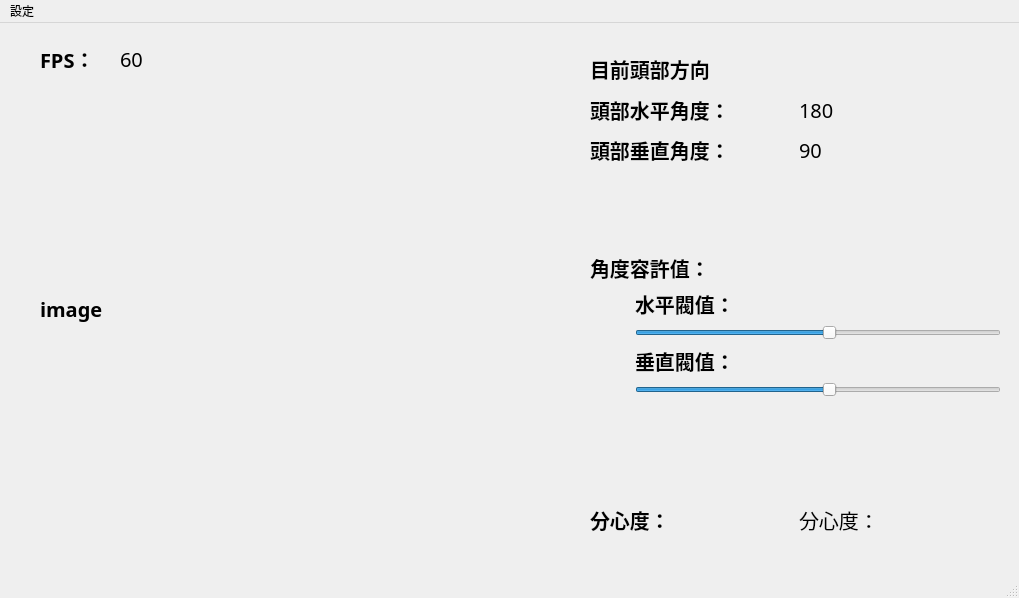
Above: ui/mainView.ui from Bill2015/Attention-Detect-OpenCV before the change. Below: the same form after it.
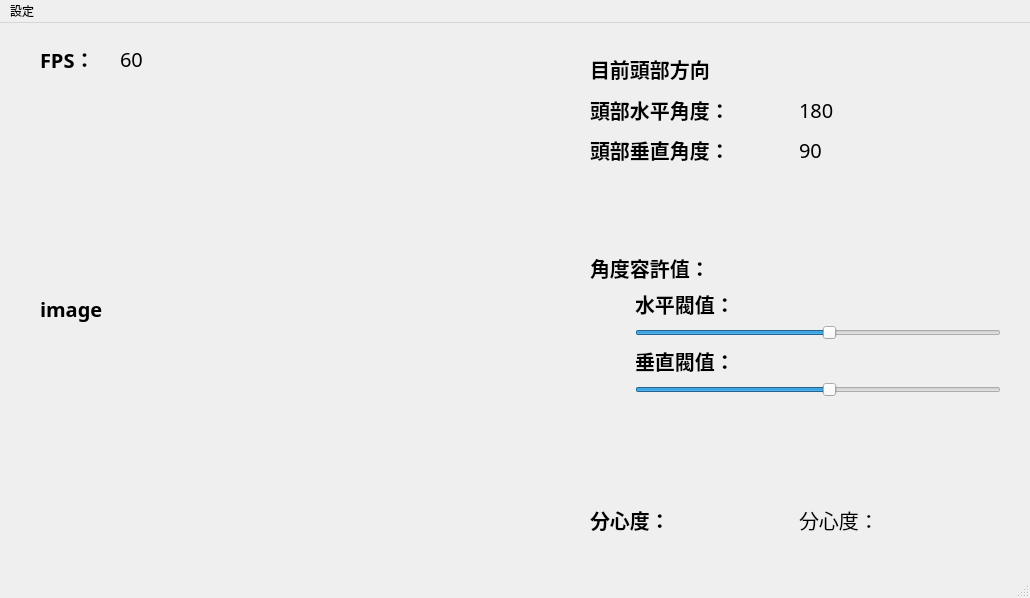
That is the form after the change.

The edit to the form file:
```diff
--- a/ui/mainView.ui
+++ b/ui/mainView.ui
@@ -6,7 +6,7 @@
    <rect>
     <x>0</x>
     <y>0</y>
-    <width>1019</width>
+    <width>1030</width>
     <height>598</height>
    </rect>
   </property>
@@ -360,7 +360,7 @@
     <rect>
      <x>0</x>
      <y>0</y>
-     <width>1019</width>
+     <width>1030</width>
      <height>25</height>
     </rect>
    </property>
```
